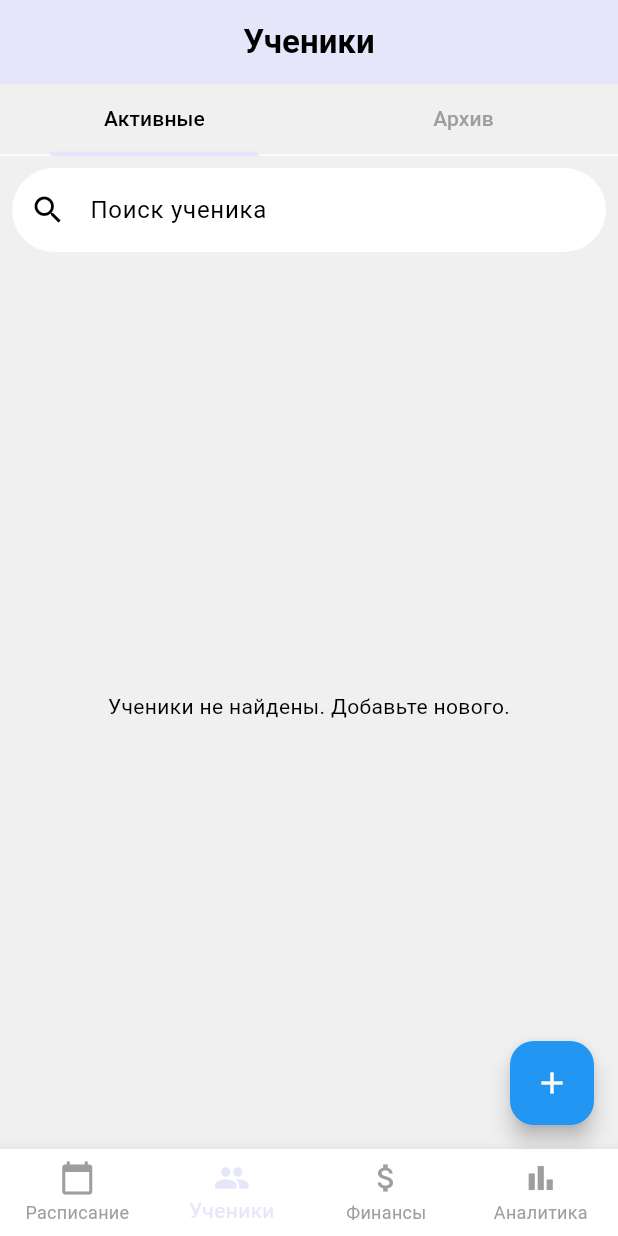
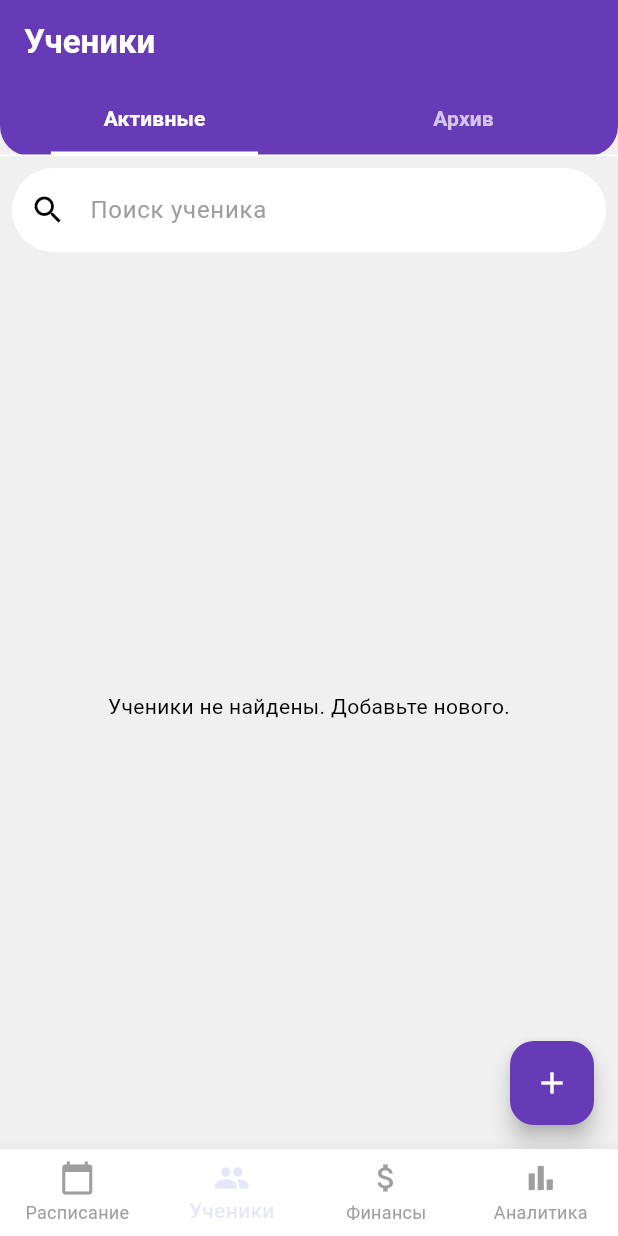
Before and after one commit to danilaJDev/rephelp, a Flutter app: the screen it shows after launch, on a phone screen of 412 x 824 dp. Run offline on Flutter 3.47's test engine with Material 3 defaults, Android fonts, the phone set to English and light mode, and no system bars; our stand-ins replace sqflite, table_calendar; accounts and stored records are empty.

Commit message:
Redesign UI components

```diff
--- a/lib/screens/students_screen.dart
+++ b/lib/screens/students_screen.dart
@@ -101,18 +101,37 @@ class _StudentsScreenState extends State<StudentsScreen>
           ? const Center(child: CircularProgressIndicator())
           : Column(
               children: [
-                TabBar(
+                Container(
+                  decoration: const BoxDecoration(
+                    color: Colors.deepPurple,
+                    borderRadius: BorderRadius.only(
+                      bottomLeft: Radius.circular(20),
+                      bottomRight: Radius.circular(20),
+                    ),
+                  ),
+                  child: TabBar(
                     controller: _tabController,
-                  labelColor: AppColors.primaryText,
-                  unselectedLabelColor: Colors.grey,
+                    labelColor: Colors.white,
+                    unselectedLabelColor: Colors.white70,
                     indicator: const UnderlineTabIndicator(
-                    borderSide: BorderSide(color: AppColors.lavender, width: 3),
+                      borderSide: BorderSide(color: Colors.white, width: 3),
                       insets: EdgeInsets.symmetric(horizontal: 100.0),
                     ),
                     tabs: const [
-                    Tab(text: 'Активные'),
-                    Tab(text: 'Архив'),
+                      Tab(
+                        child: Text(
+                          'Активные',
+                          style: TextStyle(fontWeight: FontWeight.bold),
+                        ),
+                      ),
+                      Tab(
+                        child: Text(
+                          'Архив',
+                          style: TextStyle(fontWeight: FontWeight.bold),
+                        ),
+                      ),
                     ],
+                  ),
                 ),
                 Padding(
                   padding: const EdgeInsets.all(8.0),
@@ -120,6 +139,7 @@ class _StudentsScreenState extends State<StudentsScreen>
                     controller: _searchController,
                     decoration: InputDecoration(
                       hintText: 'Поиск ученика',
+                      hintStyle: const TextStyle(color: AppColors.mutedText),
                       prefixIcon: const Icon(Icons.search),
                       filled: true,
                       fillColor: Colors.white,
@@ -151,7 +171,8 @@ class _StudentsScreenState extends State<StudentsScreen>
             _loadStudents();
           }
         },
-        child: const Icon(Icons.add),
+        backgroundColor: Colors.deepPurple,
+        child: const Icon(Icons.add, color: Colors.white),
       ),
     );
   }
@@ -220,10 +241,19 @@ class _StudentsScreenState extends State<StudentsScreen>
     showDialog(
       context: context,
       builder: (BuildContext context) {
-        return GestureDetector(
-          onTap: () => Navigator.of(context).pop(),
-          child: AlertDialog(
-            title: Text('${student.name} ${student.surname ?? ''}'),
+        return AlertDialog(
+          shape: RoundedRectangleBorder(
+            borderRadius: BorderRadius.circular(20),
+          ),
+          title: Center(
+            child: Column(
+              children: [
+                const Icon(Icons.person, size: 40),
+                const SizedBox(height: 10),
+                Text('${student.name} ${student.surname ?? ''}'),
+              ],
+            ),
+          ),
           content: Column(
             mainAxisSize: MainAxisSize.min,
             children: [
@@ -250,7 +280,6 @@ class _StudentsScreenState extends State<StudentsScreen>
               ),
             ],
           ),
-          ),
         );
       },
     );
--- a/lib/utils/app_colors.dart
+++ b/lib/utils/app_colors.dart
@@ -3,4 +3,5 @@ import 'package:flutter/material.dart';
 class AppColors {
   static const Color lavender = Color(0xFFE6E6FA);
   static const Color primaryText = Colors.black;
+  static const Color mutedText = Colors.grey;
 }
--- a/lib/widgets/custom_app_bar.dart
+++ b/lib/widgets/custom_app_bar.dart
@@ -1,11 +1,10 @@
 import 'package:flutter/material.dart';
-import 'package:rephelp/utils/app_colors.dart';
 
 class CustomAppBar extends StatelessWidget implements PreferredSizeWidget {
   final String title;
   final Color backgroundColor;
 
-  const CustomAppBar({super.key, required this.title, this.backgroundColor = AppColors.lavender});
+  const CustomAppBar({super.key, required this.title, this.backgroundColor = Colors.deepPurple});
 
   @override
   Widget build(BuildContext context) {
@@ -13,13 +12,13 @@ class CustomAppBar extends StatelessWidget implements PreferredSizeWidget {
       title: Text(
         title,
         style: const TextStyle(
-          color: AppColors.primaryText,
+          color: Colors.white,
           fontWeight: FontWeight.bold,
         ),
       ),
-      backgroundColor: AppColors.lavender,
+      backgroundColor: backgroundColor,
       elevation: 0,
-      centerTitle: true,
+      centerTitle: false,
     );
   }
 
```
Also changed, not shown: lib/screens/schedule_screen.dart (+183 -73 lines). Lines whose indentation alone changed are shown as unchanged.
